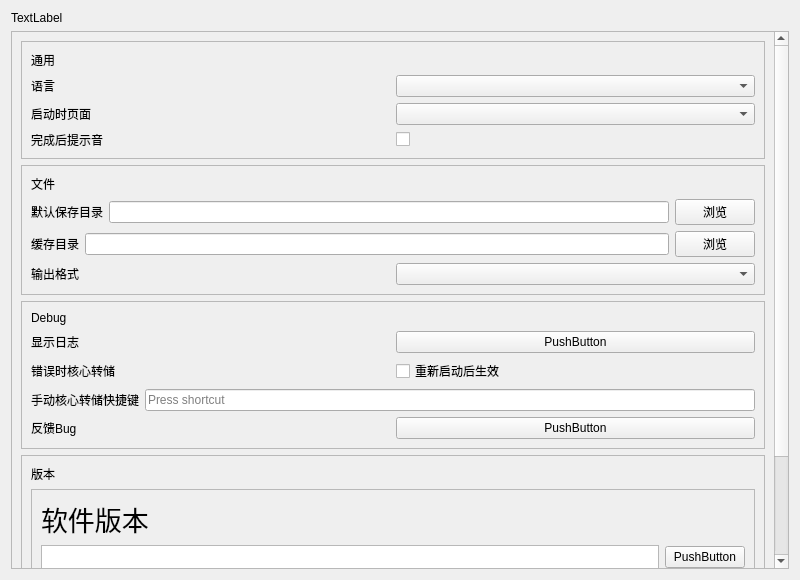
tucaodashen/invisible_video_watermark, file DesignFile/Setting.ui: the form before one commit.
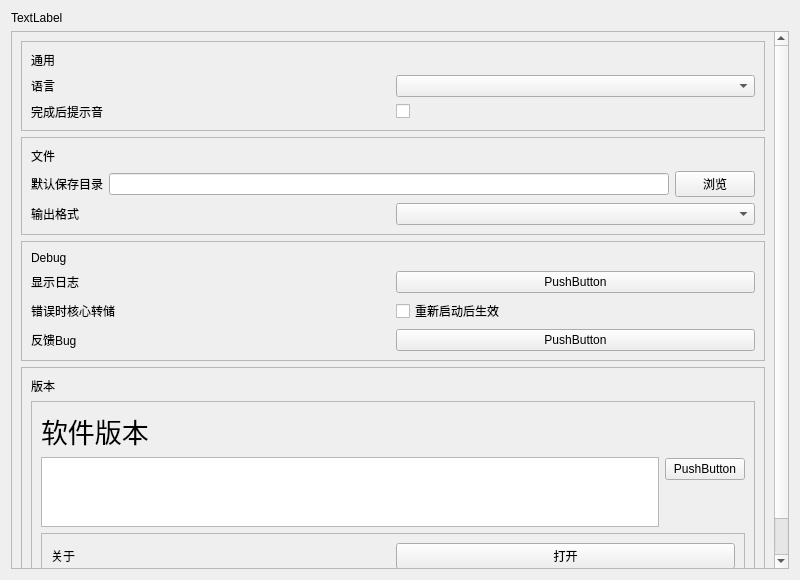
The form after the commit. Custom widgets are drawn as their Qt base class.

Diff of the .ui file:
```diff
--- a/DesignFile/Setting.ui
+++ b/DesignFile/Setting.ui
@@ -32,7 +32,7 @@
         <x>0</x>
         <y>0</y>
         <width>768</width>
-        <height>663</height>
+        <height>571</height>
        </rect>
       </property>
       <layout class="QVBoxLayout" name="verticalLayout_8">
@@ -66,20 +66,6 @@
             </item>
            </layout>
           </item>
-          <item>
-           <layout class="QHBoxLayout" name="horizontalLayout">
-            <item>
-             <widget class="BodyLabel" name="StartPageLabel">
-              <property name="text">
-               <string>启动时页面</string>
-              </property>
-             </widget>
-            </item>
-            <item>
-             <widget class="ComboBox" name="StartPageCombo"/>
-            </item>
-           </layout>
-          </item>
           <item>
            <layout class="QHBoxLayout" name="horizontalLayout_2">
             <item>
@@ -138,27 +124,6 @@
             </item>
            </layout>
           </item>
-          <item>
-           <layout class="QHBoxLayout" name="horizontalLayout_4">
-            <item>
-             <widget class="BodyLabel" name="CacheDirLabel">
-              <property name="text">
-               <string>缓存目录</string>
-              </property>
-             </widget>
-            </item>
-            <item>
-             <widget class="LineEdit" name="CacheDirTL"/>
-            </item>
-            <item>
-             <widget class="PushButton" name="CacheBrowButton">
-              <property name="text">
-               <string>浏览</string>
-              </property>
-             </widget>
-            </item>
-           </layout>
-          </item>
           <item>
            <layout class="QHBoxLayout" name="horizontalLayout_5">
             <item>
@@ -228,20 +193,6 @@
             </item>
            </layout>
           </item>
-          <item>
-           <layout class="QHBoxLayout" name="horizontalLayout_17">
-            <item>
-             <widget class="BodyLabel" name="ManualCoreDumpShortCutLabel">
-              <property name="text">
-               <string>手动核心转储快捷键</string>
-              </property>
-             </widget>
-            </item>
-            <item>
-             <widget class="QKeySequenceEdit" name="ManualCoreDumpKeySeq"/>
-            </item>
-           </layout>
-          </item>
           <item>
            <layout class="QHBoxLayout" name="horizontalLayout_18">
             <item>
@@ -371,11 +322,6 @@
    <extends>QLabel</extends>
    <header>qfluentwidgets</header>
   </customwidget>
-  <customwidget>
-   <class>TextBrowser</class>
-   <extends>QTextBrowser</extends>
-   <header>qfluentwidgets</header>
-  </customwidget>
   <customwidget>
    <class>PushButton</class>
    <extends>QPushButton</extends>
@@ -386,6 +332,11 @@
    <extends>QLineEdit</extends>
    <header>qfluentwidgets</header>
   </customwidget>
+  <customwidget>
+   <class>TextBrowser</class>
+   <extends>QTextBrowser</extends>
+   <header>qfluentwidgets</header>
+  </customwidget>
   <customwidget>
    <class>ComboBox</class>
    <extends>QComboBox</extends>
```
